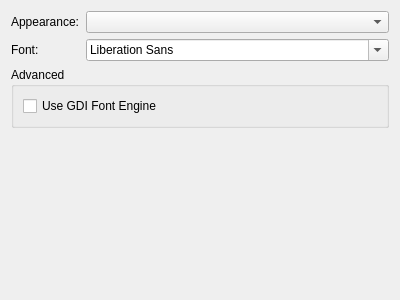
Above: Widgets/DlgPreferencesPages/WdgPreferencesPageAppearance.ui from ma7t3/ScheduleMaster before the change. Below: the same form after it.
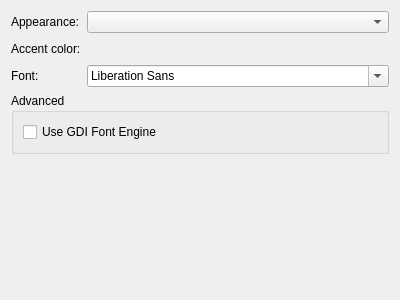
That is the form after the change. Custom widgets are drawn as their Qt base class.

Commit message: Implement accent color preference

Diff of the .ui file:
```diff
--- a/Widgets/DlgPreferencesPages/WdgPreferencesPageAppearance.ui
+++ b/Widgets/DlgPreferencesPages/WdgPreferencesPageAppearance.ui
@@ -27,13 +27,40 @@
       <widget class="QComboBox" name="cbAppearance"/>
      </item>
      <item row="1" column="0">
+      <widget class="QLabel" name="label">
+       <property name="text">
+        <string>Accent color:</string>
+       </property>
+      </widget>
+     </item>
+     <item row="1" column="1">
+      <layout class="QHBoxLayout" name="horizontalLayout">
+       <item>
+        <widget class="WdgAccentColorSelector" name="wdgAccentColor" native="true"/>
+       </item>
+       <item>
+        <spacer name="horizontalSpacer">
+         <property name="orientation">
+          <enum>Qt::Orientation::Horizontal</enum>
+         </property>
+         <property name="sizeHint" stdset="0">
+          <size>
+           <width>40</width>
+           <height>20</height>
+          </size>
+         </property>
+        </spacer>
+       </item>
+      </layout>
+     </item>
+     <item row="2" column="0">
       <widget class="QLabel" name="lFont">
        <property name="text">
         <string>Font:</string>
        </property>
       </widget>
      </item>
-     <item row="1" column="1">
+     <item row="2" column="1">
       <widget class="QFontComboBox" name="fcbFont"/>
      </item>
     </layout>
@@ -69,6 +96,14 @@
    </item>
   </layout>
  </widget>
+ <customwidgets>
+  <customwidget>
+   <class>WdgAccentColorSelector</class>
+   <extends>QWidget</extends>
+   <header>Widgets/WdgAccentColorSelector.h</header>
+   <container>1</container>
+  </customwidget>
+ </customwidgets>
  <resources/>
  <connections/>
 </ui>
```
The commit also changes 9 other files.
